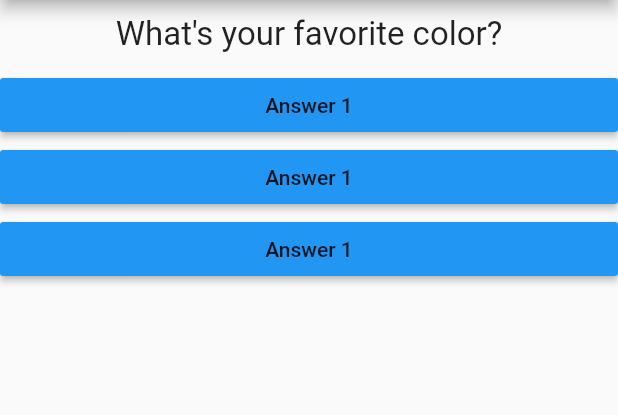
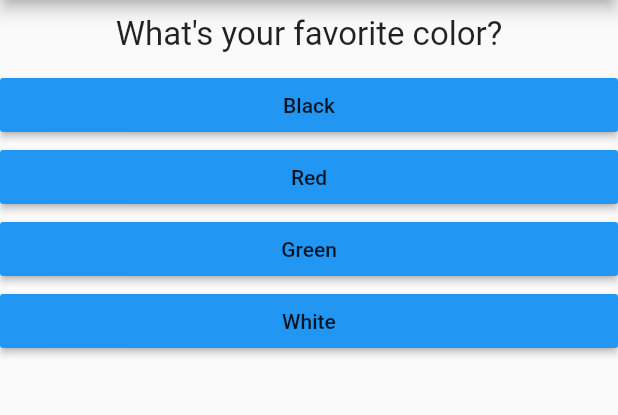
Before and after one commit to abhrp/quizzy, a Flutter app: the screen it shows after launch, on a phone screen of 412 x 824 dp, the part 84-499 px from its top. Run offline on Flutter 3.47's test engine with Material 2 defaults, Android fonts, the phone set to English and light mode, and no system bars.

Commit message:
Added list of answer widgets

```diff
--- a/lib/answer.dart
+++ b/lib/answer.dart
@@ -2,15 +2,16 @@ import 'package:flutter/material.dart';
 
 class Answer extends StatelessWidget {
   final Function clicked;
+  final String answer;
 
-  Answer(this.clicked);
+  Answer(this.clicked, this.answer);
 
   @override
   Widget build(BuildContext context) {
     return Container(
       width: double.infinity,
       child: RaisedButton(
-        child: Text('Answer 1'),
+        child: Text(answer),
         onPressed: clicked,
         color: Colors.blue,
       ),
--- a/lib/main.dart
+++ b/lib/main.dart
@@ -17,27 +17,36 @@ class _QuizzyState extends State<QuizzyApp> {
 
   void _answerClicked() {
     setState(() {
-      if (_questionIndex < 1) {
-        _questionIndex += 1;
-      }
+      _questionIndex += 1;
     });
   }
 
   @override
   Widget build(BuildContext context) {
-    var questions = [
-      "What\'s your favorite color?",
-      "What\'s your favorite animal?",
+    const questions = [
+      {
+        'question': 'What\'s your favorite color?',
+        'answers': ['Black', 'Red', 'Green', 'White']
+      },
+      {
+        'question': 'What\'s your favorite animal?',
+        'answers': ['Elephant', 'Tiger', 'Lion', 'Leopard']
+      },
+      {
+        'question': 'What\'s your favorite ice-cream?',
+        'answers': ['Vanilla', 'Butterscotch', 'Chocolate', 'Caramel']
+      }
     ];
     return MaterialApp(
       home: Scaffold(
         appBar: AppBar(title: Text('Quizzy')), //Appbar
         body: Column(
           children: [
-            Question(questions[_questionIndex]),
-            Answer(_answerClicked),
-            Answer(_answerClicked),
-            Answer(_answerClicked),
+            Question(questions[_questionIndex]['question']),
+            ...(questions[_questionIndex]['answers'] as List<String>)
+                .map((answer) {
+              return Answer(_answerClicked, answer);
+            }).toList()
           ],
         ), //Column
       ), //Scaffold
--- a/pubspec.yaml
+++ b/pubspec.yaml
@@ -14,7 +14,7 @@ description: A new Flutter project.
 version: 1.0.0+1
 
 environment:
-  sdk: ">=2.1.0 <3.0.0"
+  sdk: ">=2.2.2 <3.0.0"
 
 dependencies:
   flutter:
```
